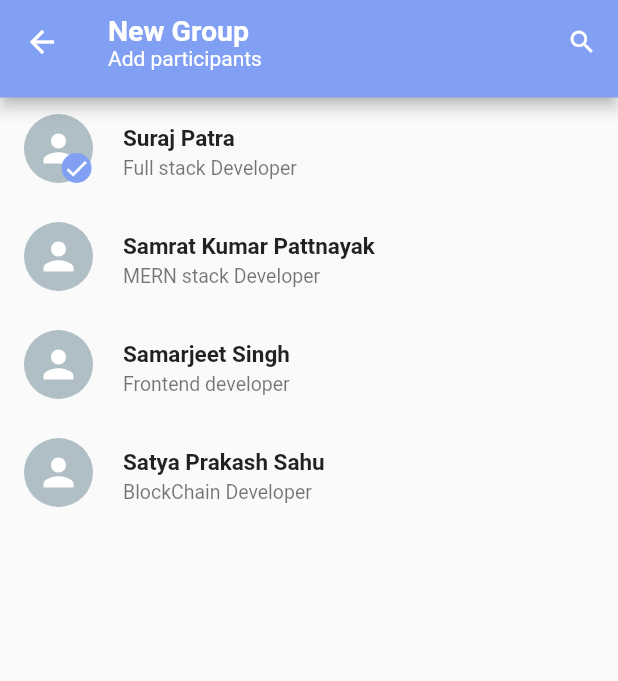
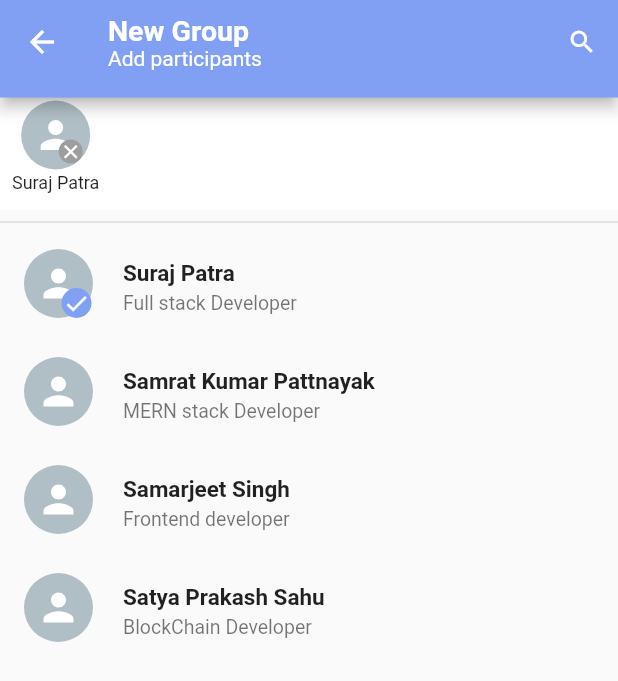
Before and after one commit to Surajpatra700/Wave, a Flutter app: the CreateGroup screen opened directly, after a tap on "Suraj Patra", on a phone screen of 412 x 824 dp. Shown: the top 681 px of the screen. Run offline on Flutter 3.47's test engine with Material 2 defaults, Android fonts, the phone set to English and light mode, and no system bars; drawn by our look-alikes of anim_search_bar; our stand-ins replace camera, emoji_picker_flutter, flutter_speed_dial, flutter_svg, get, google_nav_bar and 1 more.

Commit message:
fifth commit

```diff
--- a/lib/colors/colors.dart
+++ b/lib/colors/colors.dart
@@ -2,4 +2,5 @@ import 'package:flutter/material.dart';
 
 class AppColor {
   static final Color primaryColor = Color(0xff819ff3);
+  static final Color black = Colors.black;
 }
--- /dev/null
+++ b/lib/customUi/avatarCard.dart
@@ -0,0 +1,57 @@
+// ignore_for_file: prefer_const_constructors, sort_child_properties_last
+
+import 'package:flutter/material.dart';
+import 'package:flutter_svg/flutter_svg.dart';
+import 'package:wave_chat/colors/colors.dart';
+import 'package:wave_chat/model/chatModel.dart';
+
+class AvatarCard extends StatefulWidget {
+  const AvatarCard({super.key, required this.contact});
+  final ChatModel contact;
+
+  @override
+  State<AvatarCard> createState() => _AvatarCardState();
+}
+
+class _AvatarCardState extends State<AvatarCard> {
+  @override
+  Widget build(BuildContext context) {
+    return Padding(
+      padding: EdgeInsets.symmetric(vertical: 2, horizontal: 8.0),
+      child: Column(
+        children: [
+          Stack(
+            children: [
+              CircleAvatar(
+                radius: 23,
+                child: SvgPicture.asset(
+                  "assets/svg/person.svg",
+                  color: Colors.white,
+                  height: 30,
+                  width: 30,
+                ),
+                backgroundColor: Colors.blueGrey[200],
+              ),
+              Positioned(
+                bottom: 4,
+                right: 5,
+                child: CircleAvatar(
+                  radius: 8,
+                  backgroundColor: Colors.grey,
+                  child: Icon(Icons.clear, color: Colors.white, size: 15),
+                ),
+              ),
+            ],
+          ),
+          SizedBox(
+            height: 2,
+          ),
+          Text(
+            widget.contact.name!,
+            style: TextStyle(fontSize: 12),
+          ),
+        ],
+      ),
+    );
+  }
+}
--- a/lib/screens/createGroup.dart
+++ b/lib/screens/createGroup.dart
@@ -4,6 +4,7 @@ import 'package:anim_search_bar/anim_search_bar.dart';
 import 'package:flutter/material.dart';
 import 'package:flutter/src/widgets/framework.dart';
 import 'package:wave_chat/colors/colors.dart';
+import 'package:wave_chat/customUi/avatarCard.dart';
 import 'package:wave_chat/customUi/buttonCard.dart';
 import 'package:wave_chat/customUi/contactCard.dart';
 import 'package:wave_chat/model/chatModel.dart';
@@ -78,28 +79,69 @@ class _CreateGroupState extends State<CreateGroup> {
             ],
           ),
         ),
-        body: ListView.builder(
-          itemCount: (contacts.length),
+        body: Stack(
+          children: [
+            ListView.builder(
+              itemCount: (contacts.length) + 1,
               itemBuilder: (context, index) {
+                if (index == 0) {
+                  return Container(
+                    height: group.length > 0 ? 90 : 10,
+                  );
+                }
                 return InkWell(
                   onTap: () {
-                if (contacts[index].select == false) {
+                    if (contacts[index-1].select == false) {
                       setState(() {
-                    contacts[index].select = true;
-                    group.add(contacts[index]);
+                        contacts[index-1].select = true;
+                        group.add(contacts[index-1]);
                       });
-                }else{
+                    } else {
                       setState(() {
-                    contacts[index].select = false;
-                    group.remove(contacts[index]);
+                        contacts[index-1].select = false;
+                        group.remove(contacts[index-1]);
                       });
                     }
                   },
                   child: ContactCard(
-                chatModel: contacts[index],
+                    chatModel: contacts[index -1],
                   ),
                 );
               },
+            ),
+            (group.length > 0)
+                ? Column(
+                    children: [
+                      Container(
+                        height: 75,
+                        color: Colors.white,
+                        child: ListView.builder(
+                            scrollDirection: Axis.horizontal,
+                            itemCount: contacts.length,
+                            itemBuilder: (context, index) {
+                              if (contacts[index].select == true) {
+                                return InkWell(
+                                    onTap: () {
+                                      setState(() {
+                                        group.remove(contacts[index]);
+                                        contacts[index].select = false;
+                                      });
+                                    },
+                                    child: AvatarCard(
+                                      contact: contacts[index],
+                                    ));
+                              } else {
+                                return Container();
+                              }
+                            }),
+                      ),
+                      Divider(
+                        thickness: 1,
+                      ),
+                    ],
+                  )
+                : Container(),
+          ],
         ));
   }
 }
--- a/pubspec.yaml
+++ b/pubspec.yaml
@@ -42,6 +42,10 @@ dependencies:
   flutter_speed_dial: ^7.0.0
   emoji_picker_flutter: ^1.6.1
   shared_preferences: ^2.2.0
+  camera: ^0.10.5+2
+  path_provider: ^2.0.15
+  path: ^1.8.1
+  video_player: ^2.7.0
 
 dev_dependencies:
   flutter_test:
```
Also changed, not shown: lib/homeScreen.dart (+5 -3 lines), lib/main.dart (+6 -3 lines), lib/screens/cameraPage.dart (added, +19 -0 lines), lib/screens/cameraScreen.dart (added, +195 -0 lines), lib/screens/displayPictureScreen.dart (added, +66 -0 lines), lib/screens/videoview.dart (added, +135 -0 lines), pubspec.lock, 3 other files. Lines whose indentation alone changed are shown as unchanged.
